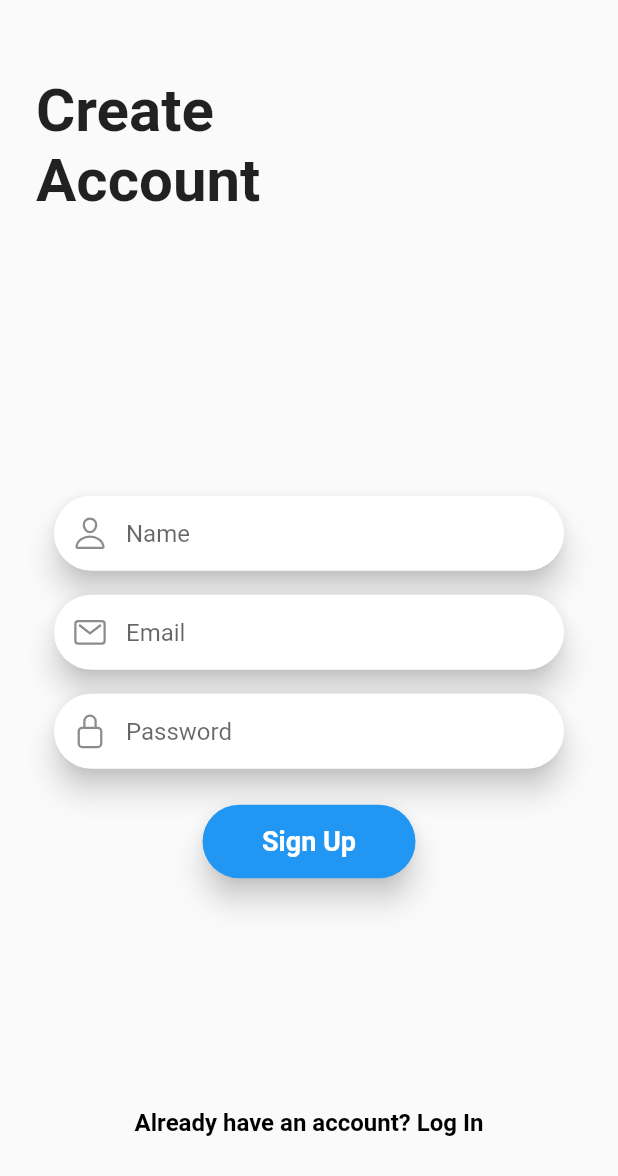
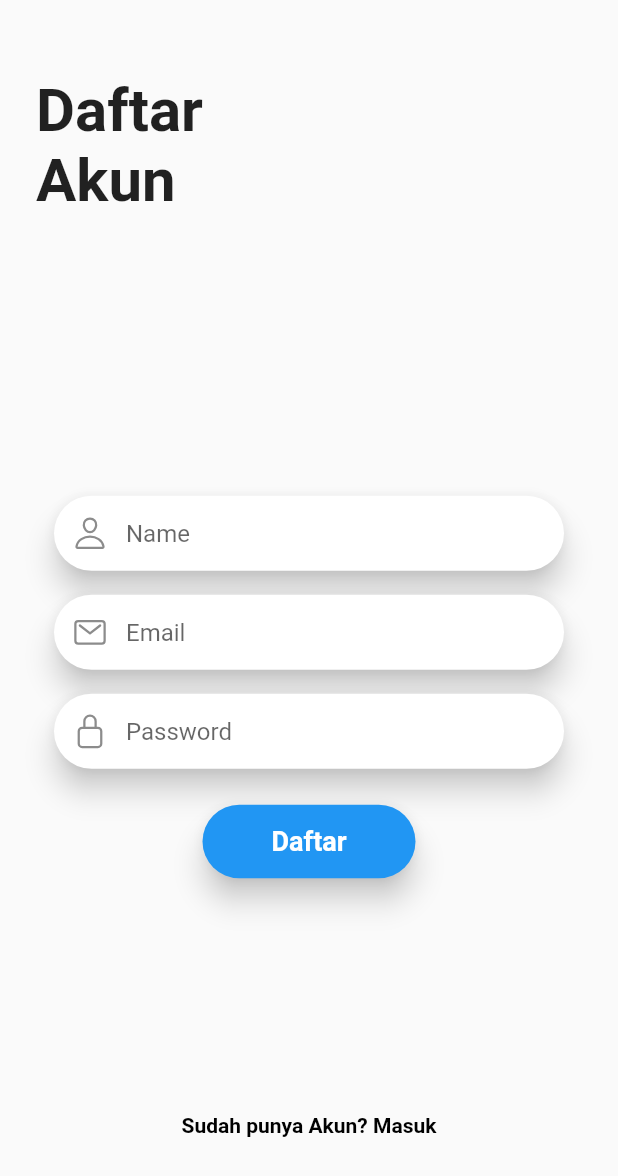
Before and after one commit to arilchasan/AN-Furniture, a Flutter app: the screen it shows after launch, on a phone screen of 412 x 824 dp. Shown: the top 1176 px of the screen. Run offline on Flutter 3.47's test engine with Material 2 defaults, Android fonts, the phone set to English and light mode, and no system bars; our stand-ins replace animated_text_kit, carousel_slider, dot_navigation_bar, dropdown_button2, flutter_switch, google_fonts and 5 more; missing offline and left inert: colours, dart:ffi.

Commit message:
add: [AC] add chekout screen,alert,splash loading

```diff
--- a/lib/Cart/cartview.dart
+++ b/lib/Cart/cartview.dart
@@ -7,6 +7,7 @@ import 'package:project_pas/Cart/chekout.dart';
 import 'package:project_pas/Models/models.dart';
 import 'package:project_pas/Models/models.dart';
 import 'package:project_pas/Models/models.dart';
+import 'package:provider/provider.dart';
 
 import '../Models/models.dart';
 import '../Models/models.dart';
@@ -23,6 +24,11 @@ class cartview extends StatefulWidget {
 class _cartviewState extends State<cartview> {
   @override
   Widget build(BuildContext context) {
+    //   CartNotifier cartNotifier({required bool renderUI}) =>
+    //       Provider.of<CartNotifier>(context, listen: renderUI);
+
+    // List<FurnitureModel> _products = cartNotifier(renderUI: true).selectedProducts;
+
     return Scaffold(
       body: ListView.builder(
           itemCount: sofa.length,
--- /dev/null
+++ b/lib/load.dart
@@ -0,0 +1,48 @@
+import 'dart:async';
+
+import 'package:flutter/material.dart';
+import 'package:flutter/src/foundation/key.dart';
+import 'package:flutter/src/widgets/framework.dart';
+import 'package:google_fonts/google_fonts.dart';
+import 'package:project_pas/intro.dart';
+import 'package:project_pas/login_screen/login_screen.dart';
+
+import 'navbar.dart';
+
+class load extends StatefulWidget {
+  const load({Key? key}) : super(key: key);
+
+  @override
+  State<load> createState() => _LoadScreenState();
+}
+
+class _LoadScreenState extends State<load> {
+  startSplashScreen() async {
+    var duration = const Duration(seconds: 2);
+    return Timer(duration, () {
+      Navigator.of(context)
+          .pushReplacement(MaterialPageRoute(builder: (context) => navbar()));
+    });
+  }
+
+  @override
+  void initState() {
+    super.initState();
+    startSplashScreen();
+  }
+
+  Widget build(BuildContext context) {
+    return MaterialApp(
+      home: Scaffold(
+        backgroundColor: Color.fromARGB(255, 255, 255, 255),
+        body: Center(
+          child: Container(
+            width: 1000,
+            height: 700,
+            child: Image.asset('assets/loading1.gif'),
+          ),
+        ),
+      ),
+    );
+  }
+}
--- a/lib/login_screen/components/bottom_text.dart
+++ b/lib/login_screen/components/bottom_text.dart
@@ -45,15 +45,15 @@ class _BottomTextState extends State<BottomText> {
           child: RichText(
             text: TextSpan(
               style: const TextStyle(
-                fontSize: 16,
+                fontSize: 14,
                 fontFamily: 'Montserrat',
               ),
               children: [
                 TextSpan(
                   text: ChangeScreenAnimation.currentScreen ==
                           Screens.createAccount
-                      ? 'Already have an account? '
-                      : 'Don\'t have an account? ',
+                      ? 'Sudah punya Akun? '
+                      : 'Belum Punya Akun? ',
                   style: const TextStyle(
                     color: Color.fromARGB(255, 0, 0, 0),
                     fontWeight: FontWeight.w600,
@@ -62,8 +62,8 @@ class _BottomTextState extends State<BottomText> {
                 TextSpan(
                   text: ChangeScreenAnimation.currentScreen ==
                           Screens.createAccount
-                      ? 'Log In'
-                      : 'Sign Up',
+                      ? 'Masuk'
+                      : 'Daftar',
                   style: const TextStyle(
                     color: Color.fromARGB(255, 0, 0, 0),
                     fontWeight: FontWeight.bold,
--- a/lib/login_screen/components/login_content.dart
+++ b/lib/login_screen/components/login_content.dart
@@ -141,13 +141,13 @@ class _LoginContentState extends State<LoginContent>
         Ionicons.mail_outline,
       ),
       inputFieldPassword('Password', Ionicons.lock_closed_outline),
-      singUpButton('Sign Up'),
+      singUpButton('Daftar'),
     ];
 
     loginContent = [
       inputField('Email', Ionicons.mail_outline),
       inputFieldPassword('Password', Ionicons.lock_closed_outline),
-      loginButton('Log In'),
+      loginButton('Masuk'),
     ];
 
     ChangeScreenAnimation.initialize(
--- a/lib/login_screen/components/top_text.dart
+++ b/lib/login_screen/components/top_text.dart
@@ -1,7 +1,6 @@
 import 'package:flutter/material.dart';
 import 'package:project_pas/login_screen/animations/change_screen_animation.dart';
 import 'package:project_pas/login_screen/utils/helper_functions.dart';
-
 
 import 'login_content.dart';
 
@@ -30,8 +29,8 @@ class _TopTextState extends State<TopText> {
       animation: ChangeScreenAnimation.topTextAnimation,
       child: Text(
         ChangeScreenAnimation.currentScreen == Screens.createAccount
-            ? 'Create\nAccount'
-            : 'Welcome\nBack',
+            ? 'Daftar\nAkun'
+            : 'Selamat Datang\nKembali',
         style: const TextStyle(
           fontSize: 40,
           fontWeight: FontWeight.w600,
--- a/lib/navbar.dart
+++ b/lib/navbar.dart
@@ -1,3 +1,4 @@
+import 'package:colours/colours.dart';
 import 'package:dot_navigation_bar/dot_navigation_bar.dart';
 import 'package:flutter/material.dart';
 import 'package:flutter/src/foundation/key.dart';
@@ -52,7 +53,7 @@ class _homeState extends State<navbar> {
           currentIndex: _SelectedTab.values.indexOf(_selectedTab),
           backgroundColor: Color.fromARGB(175, 154, 154, 154),
           dotIndicatorColor: Color.fromARGB(246, 255, 255, 255),
-          unselectedItemColor: Color.fromARGB(168, 120, 107, 69),
+          unselectedItemColor: Colours.dimGrey,
           onTap: _handleIndexChanged,
           items: [
             DotNavigationBarItem(
--- a/pubspec.yaml
+++ b/pubspec.yaml
@@ -58,6 +58,9 @@ dependencies:
   dropdown_button2: ^1.8.9
   ionicons: ^0.1.2
   animations: ^2.0.7
+  path:
+  http:
+  rflutter_alert: ^2.0.4
 dev_dependencies:
   flutter_test:
     sdk: flutter
```
Also changed, not shown: lib/Cart/addtocart.dart (added, +17 -0 lines), lib/Cart/cartdb.dart (added, +107 -0 lines), lib/Cart/cartmodel.dart (added, +36 -0 lines), lib/Cart/cartprovider.dart (added, +74 -0 lines), lib/Cart/chekout.dart (+60 -9 lines), lib/Cart/dbhelper.dart (added, +65 -0 lines), lib/Detail/detail.dart (+28 -3 lines), lib/Home/home.dart (+4 -3 lines), lib/Models/models.dart (+37 -6 lines), pubspec.lock.
